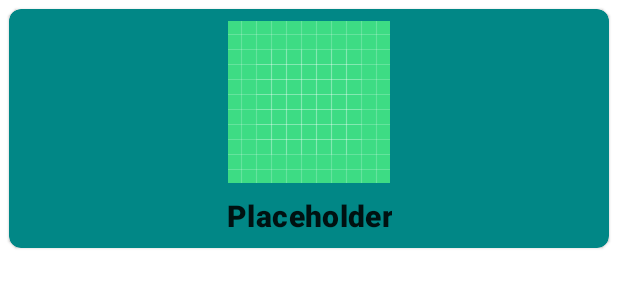
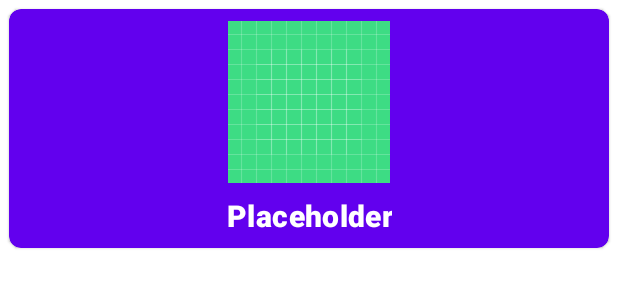
Before and after one commit to nemkrisz11/Computer-Security-Homework-2021-SHAjt, an Android app: the layout view_caff_list_item.xml on its own in the app's theme, with its tools: preview values and no code run, on a phone screen of 412 x 824 dp. Shown: the top 300 px of the screen. Run offline under Robolectric (Android 15) with nearby library versions, the phone set to English and light mode, and no system bars.

Commit message:
Upload dialog implementation & minor changes

```diff
--- a/Frontend/app/src/main/java/com/shajt/caffshop/ui/home/HomeFragment.kt
+++ b/Frontend/app/src/main/java/com/shajt/caffshop/ui/home/HomeFragment.kt
@@ -46,7 +46,8 @@ class HomeFragment : Fragment() {
         homeViewModel = ViewModelProvider(this)[HomeViewModel::class.java]
 
         checkPermission()
-        val permissionLauncher = registerForActivityResult(ActivityResultContracts.RequestPermission()
+        val permissionLauncher = registerForActivityResult(
+            ActivityResultContracts.RequestPermission()
         ) { isGranted ->
             if (isGranted) {
                 permission = isGranted
@@ -78,6 +79,7 @@ class HomeFragment : Fragment() {
         }
 
         upload.setOnClickListener {
+            checkPermission()
             if (permission) {
                 UploadBottomSheet().show(childFragmentManager, UploadBottomSheet.TAG)
             } else {
--- a/Frontend/app/src/main/java/com/shajt/caffshop/viewmodels/home/HomeViewModel.kt
+++ b/Frontend/app/src/main/java/com/shajt/caffshop/viewmodels/home/HomeViewModel.kt
@@ -1,5 +1,6 @@
 package com.shajt.caffshop.viewmodels.home
 
+import android.net.Uri
 import androidx.lifecycle.LiveData
 import androidx.lifecycle.MutableLiveData
 import androidx.lifecycle.ViewModel
@@ -56,7 +57,7 @@ class HomeViewModel @Inject constructor(
         }
     }
 
-    fun uploadCaff() {
-
+    fun uploadCaff(uri: Uri, name: String) {
+        // TODO
     }
 }
--- a/Frontend/app/src/main/res/layout/bottomsheet_upload_caff.xml
+++ b/Frontend/app/src/main/res/layout/bottomsheet_upload_caff.xml
@@ -9,6 +9,8 @@
         android:layout_width="0dp"
         android:layout_height="wrap_content"
         android:layout_margin="@dimen/upload_item_margin"
+        android:ellipsize="marquee"
+        android:marqueeRepeatLimit="marquee_forever"
         android:maxLines="1"
         android:padding="4dp"
         android:text="@string/upload_content_file_name"
--- a/Frontend/app/src/main/res/layout/view_caff_list_item.xml
+++ b/Frontend/app/src/main/res/layout/view_caff_list_item.xml
@@ -2,7 +2,7 @@
 <androidx.cardview.widget.CardView xmlns:android="http://schemas.android.com/apk/res/android"
     xmlns:app="http://schemas.android.com/apk/res-auto"
     xmlns:tools="http://schemas.android.com/tools"
-    style="@style/Theme.CaffShop.CardView.Comment"
+    style="@style/Theme.CaffShop.CardView.Caff"
     android:layout_width="match_parent"
     android:layout_height="wrap_content"
     android:layout_margin="@dimen/caff_list_layout_margin">
@@ -34,6 +34,7 @@
             android:maxLines="1"
             android:text="@string/placeholder"
             android:textAppearance="@style/TextAppearance.MaterialComponents.Headline6"
+            android:textColor="?attr/colorOnPrimary"
             android:textStyle="bold"
             app:layout_constraintBottom_toBottomOf="parent"
             app:layout_constraintEnd_toEndOf="parent"
--- a/Frontend/app/src/main/res/values/strings.xml
+++ b/Frontend/app/src/main/res/values/strings.xml
@@ -34,6 +34,7 @@
     <string name="error_invalid_password">Password must be >8 characters</string>
     <string name="error_invalid_password_again">Passwords must be the same</string>
     <string name="error_invalid_user_data">Please log out and log in again</string>
+    <string name="error_invalid_caff_name">Caff name cannot be empty</string>
 
     <!-- Auth -->
     <string name="auth_title_activity_login">LoginActivity</string>
@@ -55,6 +56,7 @@
     <string name="upload_action_select">Select</string>
     <string name="upload_content_custom_name">Custom file name</string>
     <string name="upload_action_upload">Upload selected file</string>
+    <string name="upload_title_select">Select a CAFF file</string>
 
     <!-- CaffList -->
     <string name="caff_list_content_ciff">Ciff preview</string>
--- a/Frontend/app/src/main/res/values/themes.xml
+++ b/Frontend/app/src/main/res/values/themes.xml
@@ -19,6 +19,12 @@
         <item name="windowNoTitle">true</item>
     </style>
 
+    <style name="Theme.CaffShop.CardView.Caff" parent="Widget.MaterialComponents.CardView">
+        <item name="elevation">4dp</item>
+        <item name="cardCornerRadius">8dp</item>
+        <item name="cardBackgroundColor">?attr/colorPrimary</item>
+    </style>
+
     <style name="Theme.CaffShop.CardView.Comment" parent="Widget.MaterialComponents.CardView">
         <item name="elevation">4dp</item>
         <item name="cardCornerRadius">8dp</item>
```
Also changed, not shown: Frontend/app/src/main/java/com/shajt/caffshop/ui/home/upload/UploadBottomSheet.kt (+65 -1 lines).
